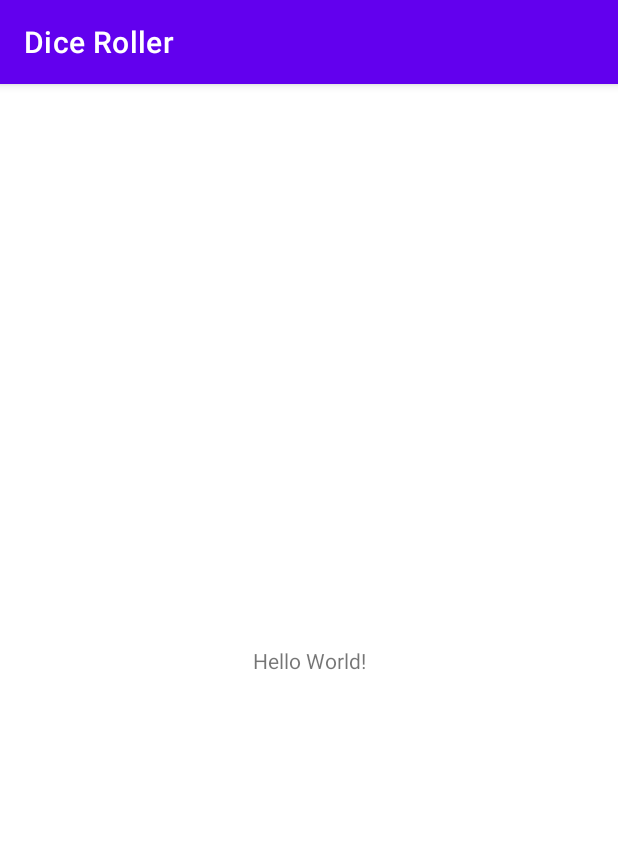
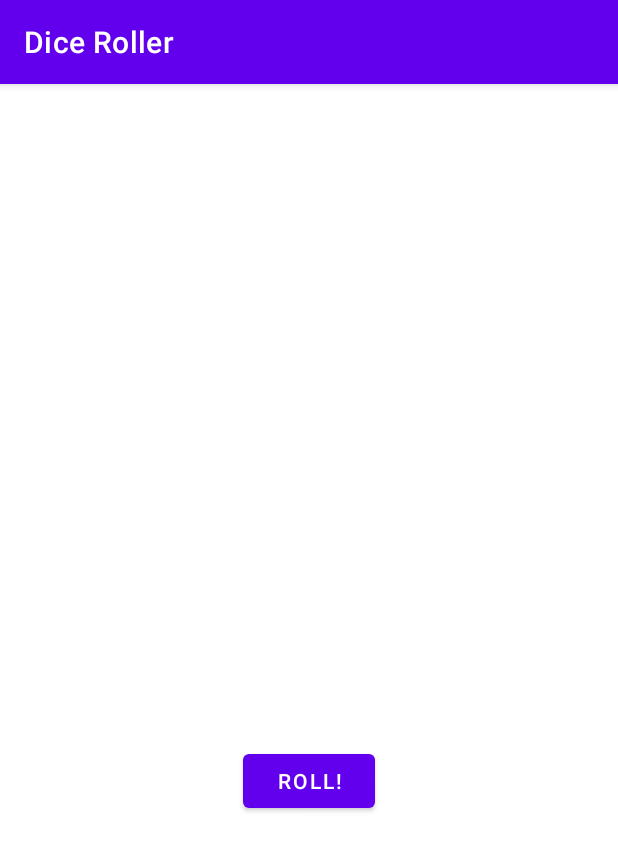
Before and after one commit to CMarconius/Android_Codelabs_DiceRoller, an Android app: the screen it shows after launch (MainActivity), on a phone screen of 412 x 824 dp. Shown: the top 851 px of the screen. Run offline under Robolectric (Android 15) with nearby library versions, the phone set to English and light mode, and no system bars.

Commit message:
Setting up UI for Dice Roll App

```diff
--- a/app/src/main/res/layout/activity_main.xml
+++ b/app/src/main/res/layout/activity_main.xml
@@ -7,12 +7,25 @@
     tools:context=".MainActivity">
 
     <TextView
+        android:id="@+id/textView"
         android:layout_width="wrap_content"
         android:layout_height="wrap_content"
-        android:text="Hello World!"
+        android:textSize="36sp"
         app:layout_constraintBottom_toBottomOf="parent"
         app:layout_constraintLeft_toLeftOf="parent"
         app:layout_constraintRight_toRightOf="parent"
-        app:layout_constraintTop_toTopOf="parent" />
+        app:layout_constraintTop_toTopOf="parent"
+        tools:text="1" />
+
+    <Button
+        android:id="@+id/button2"
+        android:layout_width="wrap_content"
+        android:layout_height="wrap_content"
+        android:layout_marginTop="32dp"
+        android:text="@string/roll"
+        app:layout_constraintEnd_toEndOf="@+id/textView"
+        app:layout_constraintHorizontal_bias="0.498"
+        app:layout_constraintStart_toStartOf="@+id/textView"
+        app:layout_constraintTop_toBottomOf="@+id/textView" />
 
 </androidx.constraintlayout.widget.ConstraintLayout>
--- a/app/src/main/res/values/strings.xml
+++ b/app/src/main/res/values/strings.xml
@@ -1,3 +1,4 @@
 <resources>
     <string name="app_name">Dice Roller</string>
+    <string name="roll">ROLL!</string>
 </resources>
```
